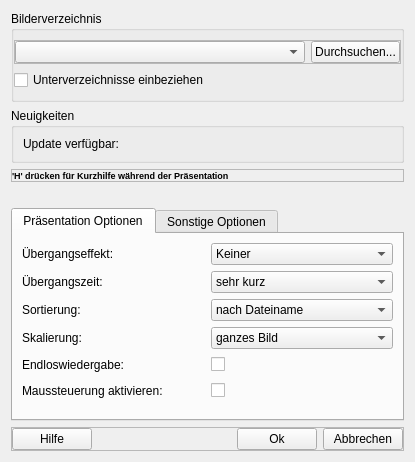
The window that settingsdialog.ui (hel800/picture-show2) describes before a commit, drawn with Qt 5.
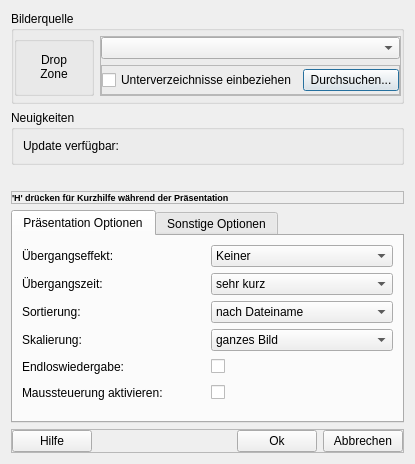
The same window after the commit. Icons and pictures are not drawn.

Commit message: Jump-preview bugfix; started with drop area in open dialog

Patch:
```diff
--- a/settingsdialog.ui
+++ b/settingsdialog.ui
@@ -7,7 +7,7 @@
     <x>0</x>
     <y>0</y>
     <width>415</width>
-    <height>444</height>
+    <height>448</height>
    </rect>
   </property>
   <property name="sizePolicy">
@@ -28,8 +28,166 @@
   <property name="windowOpacity">
    <double>1.000000000000000</double>
   </property>
-  <layout class="QGridLayout" name="gridLayout">
-   <item row="3" column="0">
+  <layout class="QVBoxLayout" name="verticalLayout_3">
+   <item>
+    <widget class="QGroupBox" name="groupBox">
+     <property name="title">
+      <string>Bilderquelle</string>
+     </property>
+     <property name="flat">
+      <bool>true</bool>
+     </property>
+     <layout class="QHBoxLayout" name="horizontalLayout_8">
+      <property name="leftMargin">
+       <number>0</number>
+      </property>
+      <property name="topMargin">
+       <number>5</number>
+      </property>
+      <property name="rightMargin">
+       <number>0</number>
+      </property>
+      <property name="bottomMargin">
+       <number>5</number>
+      </property>
+      <item>
+       <widget class="QGroupBox" name="groupBox_2">
+        <property name="minimumSize">
+         <size>
+          <width>80</width>
+          <height>60</height>
+         </size>
+        </property>
+        <property name="maximumSize">
+         <size>
+          <width>80</width>
+          <height>60</height>
+         </size>
+        </property>
+        <property name="title">
+         <string/>
+        </property>
+        <property name="checkable">
+         <bool>false</bool>
+        </property>
+        <layout class="QVBoxLayout" name="verticalLayout_4">
+         <item alignment="Qt::AlignHCenter|Qt::AlignVCenter">
+          <widget class="QLabel" name="label_drop">
+           <property name="text">
+            <string>Drop Zone</string>
+           </property>
+           <property name="alignment">
+            <set>Qt::AlignCenter</set>
+           </property>
+           <property name="wordWrap">
+            <bool>true</bool>
+           </property>
+          </widget>
+         </item>
+        </layout>
+       </widget>
+      </item>
+      <item>
+       <widget class="QFrame" name="frame_3">
+        <property name="minimumSize">
+         <size>
+          <width>200</width>
+          <height>0</height>
+         </size>
+        </property>
+        <property name="frameShape">
+         <enum>QFrame::StyledPanel</enum>
+        </property>
+        <property name="frameShadow">
+         <enum>QFrame::Raised</enum>
+        </property>
+        <layout class="QVBoxLayout" name="verticalLayout_5">
+         <property name="leftMargin">
+          <number>0</number>
+         </property>
+         <property name="topMargin">
+          <number>0</number>
+         </property>
+         <property name="rightMargin">
+          <number>0</number>
+         </property>
+         <property name="bottomMargin">
+          <number>0</number>
+         </property>
+         <item>
+          <widget class="QComboBox" name="comboBox_directoryPath">
+           <property name="sizePolicy">
+            <sizepolicy hsizetype="Expanding" vsizetype="Fixed">
+             <horstretch>0</horstretch>
+             <verstretch>0</verstretch>
+            </sizepolicy>
+           </property>
+          </widget>
+         </item>
+         <item>
+          <widget class="QFrame" name="frame_9">
+           <property name="frameShape">
+            <enum>QFrame::StyledPanel</enum>
+           </property>
+           <property name="frameShadow">
+            <enum>QFrame::Raised</enum>
+           </property>
+           <layout class="QHBoxLayout" name="horizontalLayout">
+            <property name="leftMargin">
+             <number>0</number>
+            </property>
+            <property name="topMargin">
+             <number>0</number>
+            </property>
+            <property name="rightMargin">
+             <number>0</number>
+            </property>
+            <property name="bottomMargin">
+             <number>0</number>
+            </property>
+            <item>
+             <widget class="QCheckBox" name="checkBox_subdirs">
+              <property name="text">
+               <string>Unterverzeichnisse einbeziehen</string>
+              </property>
+             </widget>
+            </item>
+            <item>
+             <widget class="QPushButton" name="pushButton_browse">
+              <property name="text">
+               <string>Durchsuchen...</string>
+              </property>
+             </widget>
+            </item>
+           </layout>
+          </widget>
+         </item>
+        </layout>
+       </widget>
+      </item>
+     </layout>
+    </widget>
+   </item>
+   <item>
+    <widget class="QGroupBox" name="groupBox_news">
+     <property name="title">
+      <string>Neuigkeiten</string>
+     </property>
+     <layout class="QVBoxLayout" name="verticalLayout_2">
+      <item>
+       <widget class="QLabel" name="label_updateText">
+        <property name="text">
+         <string>Update verfügbar:  </string>
+        </property>
+        <property name="openExternalLinks">
+         <bool>true</bool>
+        </property>
+       </widget>
+      </item>
+     </layout>
+    </widget>
+   </item>
+   <item>
     <spacer name="verticalSpacer">
      <property name="orientation">
       <enum>Qt::Vertical</enum>
@@ -45,7 +203,38 @@
      </property>
     </spacer>
    </item>
-   <item row="4" column="0">
+   <item>
+    <widget class="QFrame" name="frame_6">
+     <property name="frameShape">
+      <enum>QFrame::StyledPanel</enum>
+     </property>
+     <property name="frameShadow">
+      <enum>QFrame::Raised</enum>
+     </property>
+     <layout class="QHBoxLayout" name="horizontalLayout_6">
+      <property name="leftMargin">
+       <number>0</number>
+      </property>
+      <property name="topMargin">
+       <number>0</number>
+      </property>
+      <property name="rightMargin">
+       <number>0</number>
+      </property>
+      <property name="bottomMargin">
+       <number>0</number>
+      </property>
+      <item>
+       <widget class="QLabel" name="label_5">
+        <property name="text">
+         <string>&lt;html&gt;&lt;head/&gt;&lt;body&gt;&lt;p&gt;&lt;span style=&quot; font-size:7pt; font-weight:600;&quot;&gt;'H' drücken für Kurzhilfe während der Präsentation&lt;/span&gt;&lt;/p&gt;&lt;/body&gt;&lt;/html&gt;</string>
+        </property>
+       </widget>
+      </item>
+     </layout>
+    </widget>
+   </item>
+   <item>
     <widget class="QTabWidget" name="tabWidget">
      <property name="currentIndex">
       <number>0</number>
@@ -620,123 +809,7 @@
      </widget>
     </widget>
    </item>
-   <item row="0" column="0">
-    <widget class="QGroupBox" name="groupBox">
-     <property name="title">
-      <string>Bilderverzeichnis</string>
-     </property>
-     <property name="flat">
-      <bool>true</bool>
-     </property>
-     <layout class="QVBoxLayout" name="verticalLayout">
-      <property name="leftMargin">
-       <number>0</number>
-      </property>
-      <property name="rightMargin">
-       <number>0</number>
-      </property>
-      <item>
-       <widget class="QFrame" name="frame_3">
-        <property name="frameShape">
-         <enum>QFrame::StyledPanel</enum>
-        </property>
-        <property name="frameShadow">
-         <enum>QFrame::Raised</enum>
-        </property>
-        <layout class="QHBoxLayout" name="horizontalLayout">
-         <property name="leftMargin">
-          <number>0</number>
-         </property>
-         <property name="topMargin">
-          <number>0</number>
-         </property>
-         <property name="rightMargin">
-          <number>0</number>
-         </property>
-         <property name="bottomMargin">
-          <number>0</number>
-         </property>
-         <item>
-          <widget class="QComboBox" name="comboBox_directoryPath">
-           <property name="sizePolicy">
-            <sizepolicy hsizetype="Expanding" vsizetype="Fixed">
-             <horstretch>0</horstretch>
-             <verstretch>0</verstretch>
-            </sizepolicy>
-           </property>
-          </widget>
-         </item>
-         <item>
-          <widget class="QPushButton" name="pushButton_browse">
-           <property name="text">
-            <string>Durchsuchen...</string>
-           </property>
-          </widget>
-         </item>
-        </layout>
-       </widget>
-      </item>
-      <item>
-       <widget class="QCheckBox" name="checkBox_subdirs">
-        <property name="text">
-         <string>Unterverzeichnisse einbeziehen</string>
-        </property>
-       </widget>
-      </item>
-     </layout>
-    </widget>
-   </item>
-   <item row="2" column="0">
-    <widget class="QFrame" name="frame_6">
-     <property name="frameShape">
-      <enum>QFrame::StyledPanel</enum>
-     </property>
-     <property name="frameShadow">
-      <enum>QFrame::Raised</enum>
-     </property>
-     <layout class="QHBoxLayout" name="horizontalLayout_6">
-      <property name="leftMargin">
-       <number>0</number>
-      </property>
-      <property name="topMargin">
-       <number>0</number>
-      </property>
-      <property name="rightMargin">
-       <number>0</number>
-      </property>
-      <property name="bottomMargin">
-       <number>0</number>
-      </property>
-      <item>
-       <widget class="QLabel" name="label_5">
-        <property name="text">
-         <string>&lt;html&gt;&lt;head/&gt;&lt;body&gt;&lt;p&gt;&lt;span style=&quot; font-size:7pt; font-weight:600;&quot;&gt;'H' drücken für Kurzhilfe während der Präsentation&lt;/span&gt;&lt;/p&gt;&lt;/body&gt;&lt;/html&gt;</string>
-        </property>
-       </widget>
-      </item>
-     </layout>
-    </widget>
-   </item>
-   <item row="1" column="0">
-    <widget class="QGroupBox" name="groupBox_news">
-     <property name="title">
-      <string>Neuigkeiten</string>
-     </property>
-     <layout class="QVBoxLayout" name="verticalLayout_2">
-      <item>
-       <widget class="QLabel" name="label_updateText">
-        <property name="text">
-         <string>Update verfügbar:  </string>
-        </property>
-        <property name="openExternalLinks">
-         <bool>true</bool>
-        </property>
-       </widget>
-      </item>
-     </layout>
-    </widget>
-   </item>
-   <item row="5" column="0">
+   <item>
     <widget class="QFrame" name="frame_7">
      <property name="frameShape">
       <enum>QFrame::StyledPanel</enum>
```
Left out of the diff: 3 changed lines with no effect on the pictures. The commit also changes 10 other files.
